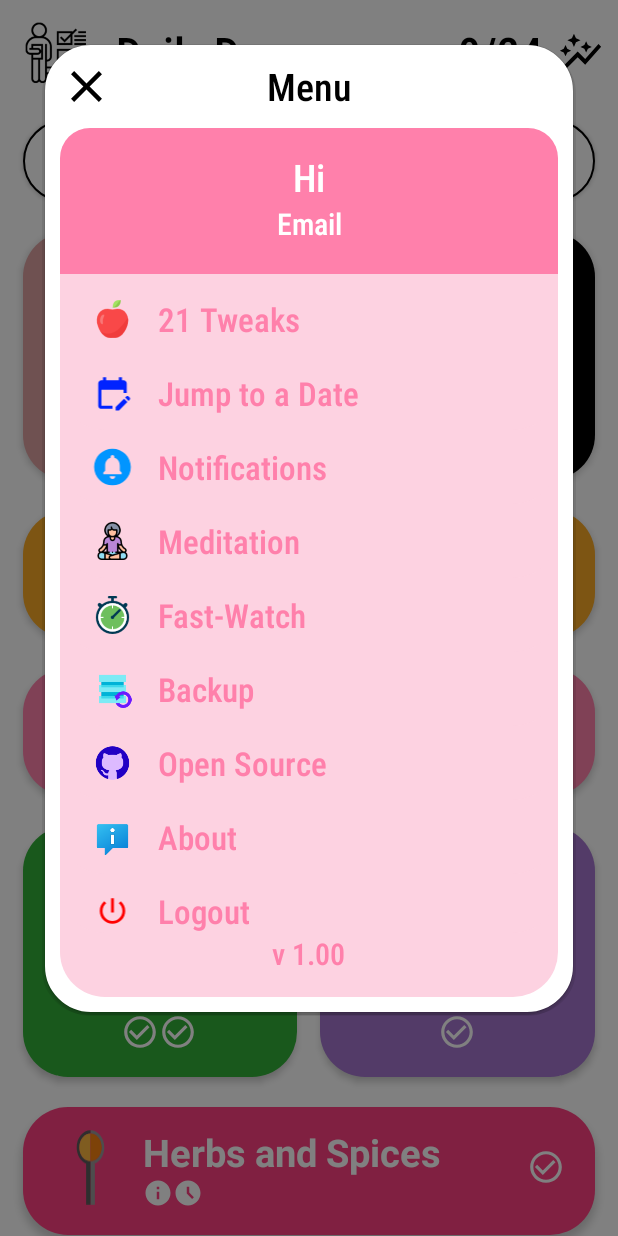
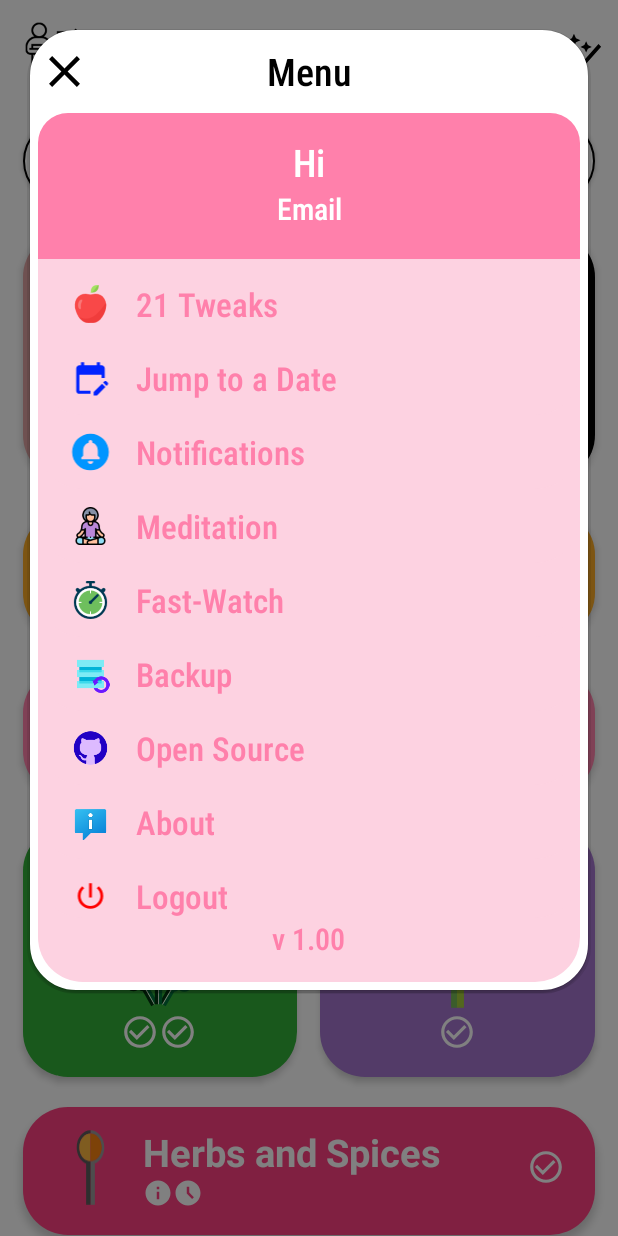
Before and after one commit to ArmanKhanTech/DailyDoze, an Android app: the MainActivity screen opened directly, with no data from a screen before it, after a tap on an icon or button, on a phone screen of 412 x 824 dp. Run offline under Robolectric (Android 15) with nearby library versions, the phone set to English and light mode, and no system bars.

Commit message:
42th Commit

```diff
--- a/app/src/main/res/layout/main_menu.xml
+++ b/app/src/main/res/layout/main_menu.xml
@@ -13,10 +13,10 @@
             android:layout_width="match_parent"
             android:layout_height="wrap_content"
             android:orientation="vertical"
-            android:layout_margin="30dp"
-            android:paddingLeft="10dp"
-            android:paddingBottom="10dp"
-            android:paddingRight="10dp"
+            android:layout_margin="20dp"
+            android:paddingLeft="5dp"
+            android:paddingBottom="5dp"
+            android:paddingRight="5dp"
             android:background="@drawable/medi_settings_theme">
 
             <RelativeLayout
```
